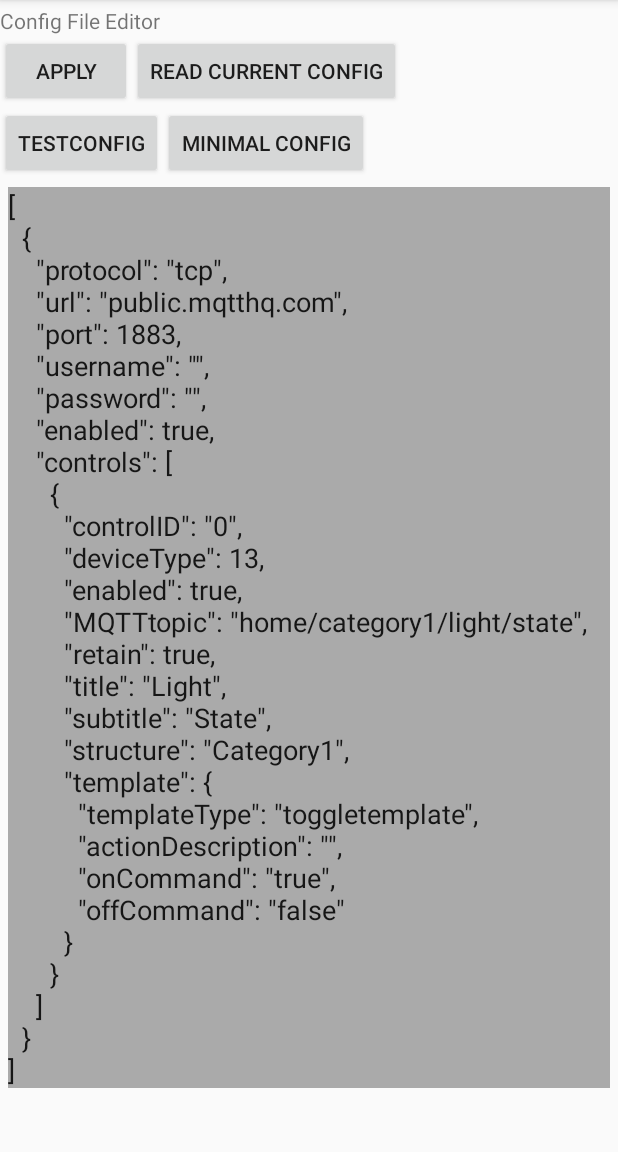
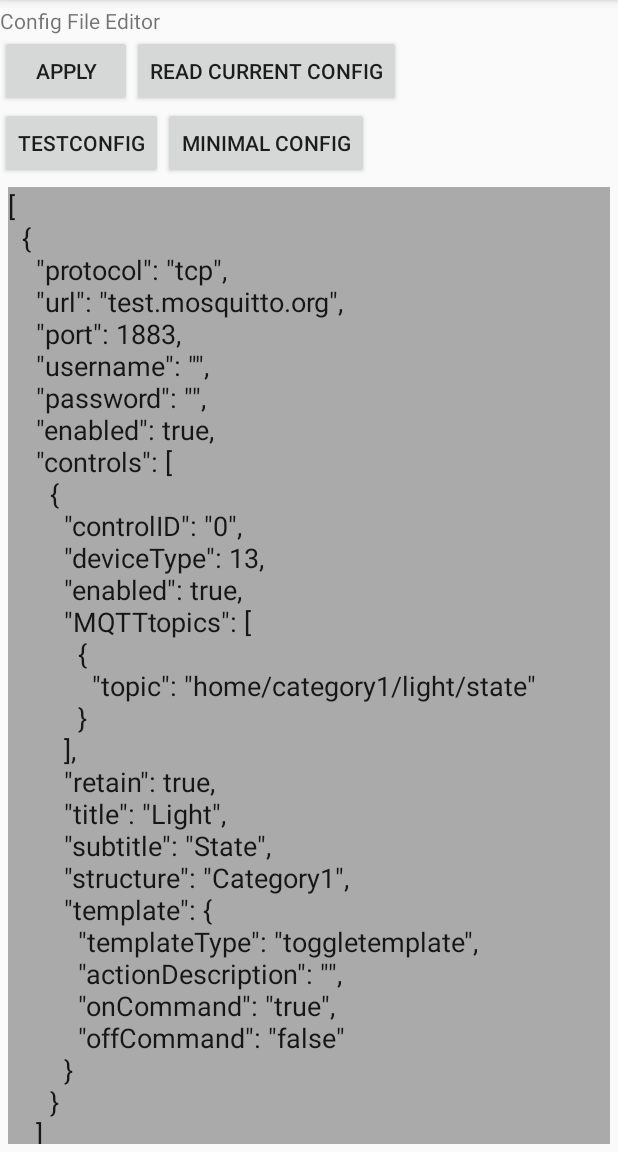
Before and after one commit to Cast39/MQTT_Device_Controls, an Android app: the screen it shows after launch (MainActivity), after a tap on "MINIMAL CONFIG", on a phone screen of 412 x 824 dp, the part 84-1236 px from its top. Run offline under Robolectric (Android 15) with nearby library versions, the phone set to English and light mode, and no system bars; network calls fail.

Commit message:
fixed togglerange template receiving added support for seperate send/receive topics

```diff
--- a/app/src/main/java/com/stecker/mqttdevicecontrols/MainActivity.java
+++ b/app/src/main/java/com/stecker/mqttdevicecontrols/MainActivity.java
@@ -14,6 +14,7 @@ import android.widget.Toast;
 import com.google.gson.Gson;
 import com.google.gson.JsonSyntaxException;
 import com.stecker.mqttdevicecontrols.settings.Control;
+import com.stecker.mqttdevicecontrols.settings.MQTTtopic;
 import com.stecker.mqttdevicecontrols.settings.Rangetemplate;
 import com.stecker.mqttdevicecontrols.settings.Server;
 import com.stecker.mqttdevicecontrols.settings.SettingsAPI;
@@ -31,13 +32,13 @@ public class MainActivity extends AppCompatActivity {
     public LinkedList<Server> getBaseConfig() {
         LinkedList<Server> servers = new LinkedList<>();
         Server s = new Server();
-        s.url = "public.mqtthq.com";
+        s.url = "test.mosquitto.org";
 
         Control c = new Control();
         c.structure = "Category1";
         c.controlID = "0";
         c.deviceType = DeviceTypes.TYPE_LIGHT;
-        c.MQTTtopic = "home/category1/light/state";
+        c.MQTTtopics.add(new MQTTtopic("home/category1/light/state"));
         c.title = "Light";
         c.subtitle = "State";
         c.template = new Toggletemplate();
@@ -50,14 +51,14 @@ public class MainActivity extends AppCompatActivity {
     public LinkedList<Server> getTestConfig() {
         LinkedList<Server> servers = new LinkedList<>();
         Server s = new Server();
-        s.url = "public.mqtthq.com";
+        s.url = "test.mosquitto.org";
 
         Control c = new Control();
 
         c.structure = "Room1";
         c.controlID = "0";
         c.deviceType = DeviceTypes.TYPE_THERMOSTAT;
-        c.MQTTtopic = "home/room1/ceilinglight/warmth";
+        c.MQTTtopics.add(new MQTTtopic("home/room1/ceilinglight/warmth"));
         c.title = "Ceiling Light";
         c.subtitle = "warmth";
         c.template = new Rangetemplate();
@@ -67,7 +68,7 @@ public class MainActivity extends AppCompatActivity {
         c.structure = "Room1";
         c.controlID = "1";
         c.deviceType = DeviceTypes.TYPE_LIGHT;
-        c.MQTTtopic = "home/room1/ceilinglight/brightness";
+        c.MQTTtopics.add(new MQTTtopic("home/room1/ceilinglight/brightness"));
         c.title = "Ceiling Light";
         c.subtitle = "brightness";
         c.template = new Rangetemplate();
@@ -77,7 +78,7 @@ public class MainActivity extends AppCompatActivity {
         c.structure = "Room1";
         c.controlID = "2";
         c.deviceType = DeviceTypes.TYPE_OUTLET;
-        c.MQTTtopic = "home/room1/outlet1/state";
+        c.MQTTtopics.add(new MQTTtopic("home/room1/outlet1/state"));
         c.title = "\uD83D\uDE3B";
         c.template = new Toggletemplate();
         c.template.actionDescription = "BUTTON";
@@ -87,7 +88,7 @@ public class MainActivity extends AppCompatActivity {
         c.structure = "Room2";
         c.controlID = "3";
         c.deviceType = DeviceTypes.TYPE_LIGHT;
-        c.MQTTtopic = "home/room2/ceilinglight/state";
+        c.MQTTtopics.add(new MQTTtopic("home/room2/ceilinglight/state"));
         c.title = "\uD83D\uDE3B";
         c.template = new Toggletemplate();
         c.template.actionDescription = "BUTTON";
@@ -99,8 +100,8 @@ public class MainActivity extends AppCompatActivity {
         c.structure = "Room2";
         c.controlID = "4";
         c.deviceType = DeviceTypes.TYPE_FAN;
-        c.MQTTtopic = "home/room2/fan/speed";
-        c.MQTTtopic2 = "home/room2/fan/state";
+        c.MQTTtopics.add(new MQTTtopic("home/room2/fan/speed"));
+        c.MQTTtopics.add(new MQTTtopic("home/room2/fan/state"));
         c.title = "Fan";
         c.subtitle = "ToggleRange";
         c.template = new ToggleRangetemplate();
@@ -113,7 +114,7 @@ public class MainActivity extends AppCompatActivity {
         c.structure = "Living Room";
         c.controlID = "5";
         c.deviceType = DeviceTypes.TYPE_LIGHT;
-        c.MQTTtopic = "home/living_room/ceilinglight/state";
+        c.MQTTtopics.add(new MQTTtopic("home/living_room/ceilinglight/state"));
         c.title = "Ceiling Light";
         c.template = new Toggletemplate();
         c.template.actionDescription = "BUTTON";
@@ -123,7 +124,7 @@ public class MainActivity extends AppCompatActivity {
         c.structure = "Dining Room";
         c.controlID = "6";
         c.deviceType = DeviceTypes.TYPE_LIGHT;
-        c.MQTTtopic = "home/dining_room/ceilinglight/state";
+        c.MQTTtopics.add(new MQTTtopic("home/dining_room/ceilinglight/state"));
         c.title = "Ceiling Light";
         c.template = new Toggletemplate();
         c.template.actionDescription = "BUTTON";
@@ -135,7 +136,7 @@ public class MainActivity extends AppCompatActivity {
         c.structure = "Dining Room";
         c.controlID = "7";
         c.deviceType = DeviceTypes.TYPE_LIGHT;
-        c.MQTTtopic = "home/dining_room/TV/togglePower";
+        c.MQTTtopics.add(new MQTTtopic("home/dining_room/TV/togglePower"));
         c.title = "Stateless ceilinglight 2";
         c.template = new Statelesstemplate();
         c.template.command = "on";
--- a/app/src/main/java/com/stecker/mqttdevicecontrols/settings/Control.java
+++ b/app/src/main/java/com/stecker/mqttdevicecontrols/settings/Control.java
@@ -1,16 +1,16 @@
 package com.stecker.mqttdevicecontrols.settings;
 
-import android.app.PendingIntent;
 import android.service.controls.DeviceTypes;
 
 import com.stecker.mqttdevicecontrols.State;
+
+import java.util.ArrayList;
 
 public class Control {
     public String controlID = "";
     public int deviceType = DeviceTypes.TYPE_LIGHT;
     public boolean enabled = true;
-    public String MQTTtopic = "default/topic";
-    public String MQTTtopic2;
+    public ArrayList<MQTTtopic> MQTTtopics = new ArrayList<>();
     public boolean retain = true;
     public String title = "";
     public String subtitle = "";
@@ -18,4 +18,5 @@ public class Control {
     //public int PIFlags = PendingIntent.FLAG_UPDATE_CURRENT; // flags for pending Intent
     public Template template;
     public State state;
+
 }
--- /dev/null
+++ b/app/src/main/java/com/stecker/mqttdevicecontrols/settings/MQTTtopic.java
@@ -0,0 +1,31 @@
+package com.stecker.mqttdevicecontrols.settings;
+
+public class MQTTtopic {
+    public String send;
+    public String recv;
+    public String topic;
+
+    public MQTTtopic() {
+    }
+
+    public MQTTtopic(String send, String recv) {
+        this.send = send;
+        this.recv = recv;
+    }
+
+    public MQTTtopic(String topic) {
+        this.topic = topic;
+    }
+
+    public String getRecv() {
+        if (recv == null) return topic;
+
+        return recv;
+    }
+
+    public String getSend() {
+        if (send == null) return topic;
+
+        return send;
+    }
+}
```
Also changed, not shown: app/src/main/java/com/stecker/mqttdevicecontrols/ControlProvider.java (+6 -6 lines), app/src/main/java/com/stecker/mqttdevicecontrols/MQTTClient.java (+23 -7 lines).
